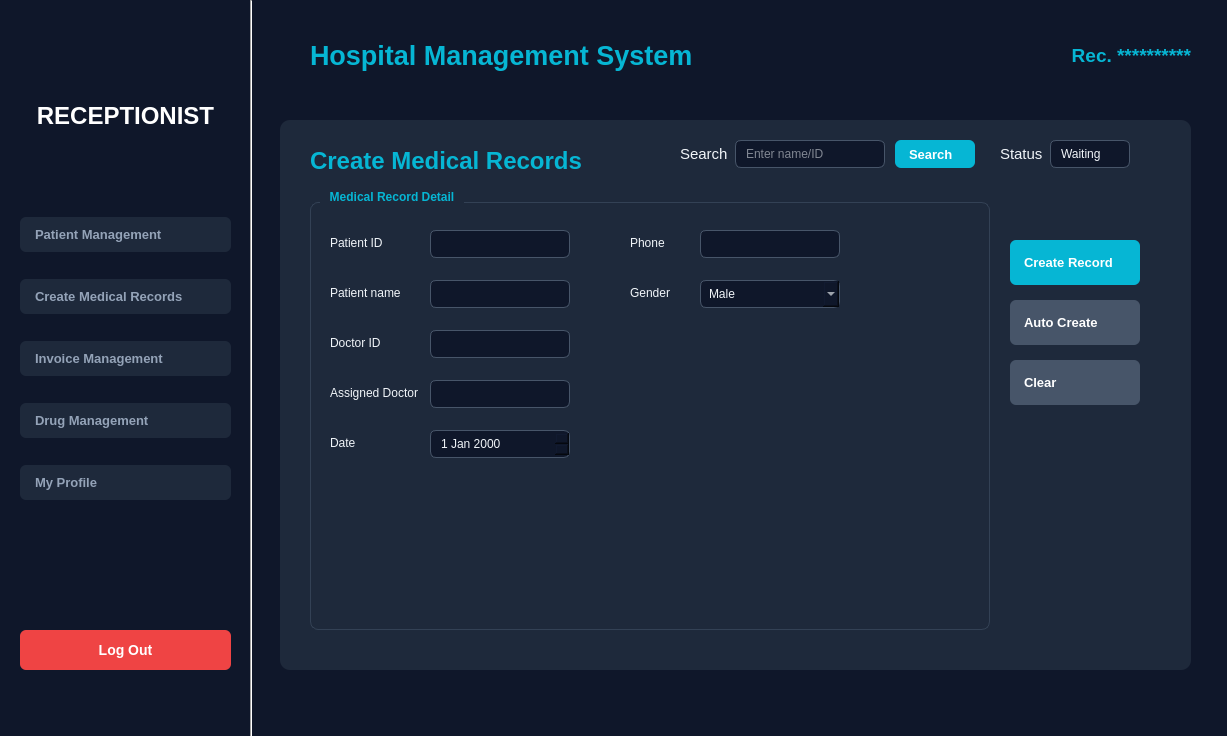
First picture: the form in ReceptionistWindow.ui, repository pvz2nghiaaa/HospitalManagement, before the edit.
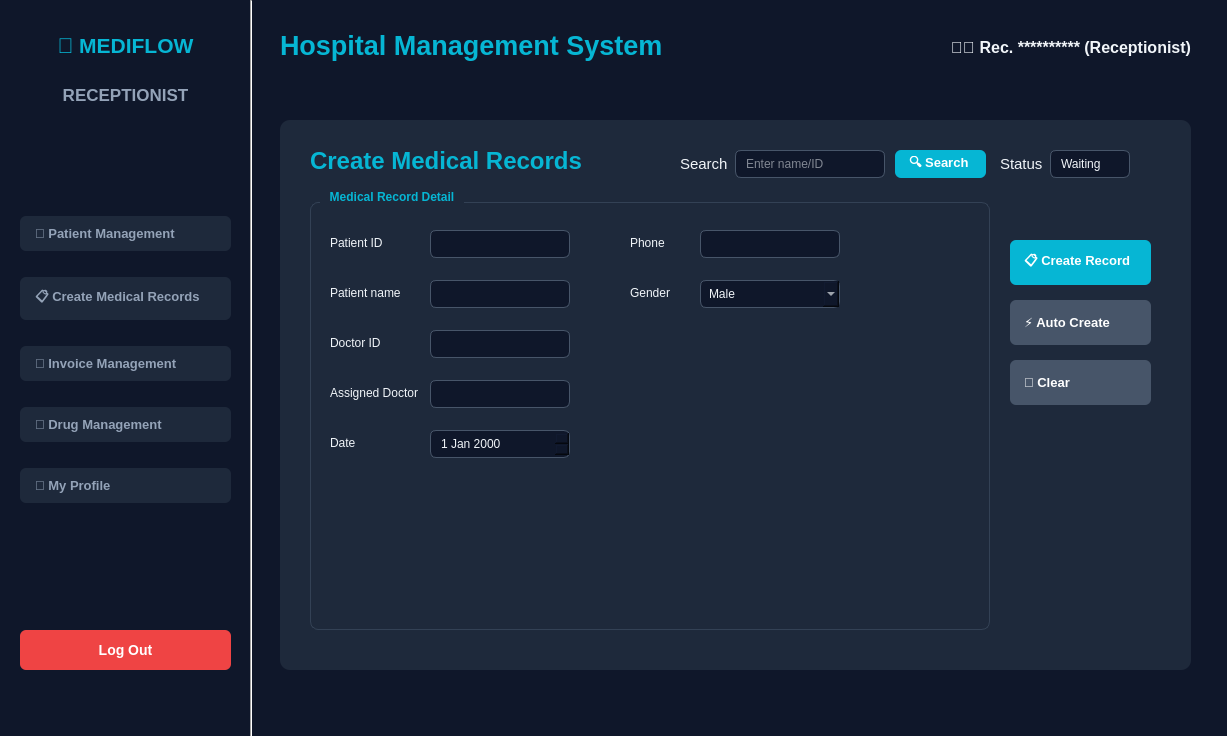
Second picture: the form after the edit. The open tabs and pages were chosen to show the change.

Commit message: add some icons to the UI (login UI not yet)

Patch:
```diff
--- a/ReceptionistWindow.ui
+++ b/ReceptionistWindow.ui
@@ -44,13 +44,38 @@
 	font-weight: bold;
 }</string>
    </property>
+   <widget class="QLabel" name="lblBrand">
+    <property name="geometry">
+     <rect>
+      <x>20</x>
+      <y>25</y>
+      <width>211</width>
+      <height>40</height>
+     </rect>
+    </property>
+    <property name="font">
+     <font>
+      <pointsize>16</pointsize>
+      <bold>true</bold>
+     </font>
+    </property>
+    <property name="styleSheet">
+     <string notr="true">color: rgb(6, 182, 212);</string>
+    </property>
+    <property name="text">
+     <string>🏥 MEDIFLOW</string>
+    </property>
+    <property name="alignment">
+     <set>Qt::AlignmentFlag::AlignCenter</set>
+    </property>
+   </widget>
    <widget class="QLabel" name="lblTitle">
     <property name="geometry">
      <rect>
-      <x>310</x>
-      <y>30</y>
+      <x>280</x>
+      <y>25</y>
       <width>471</width>
-      <height>51</height>
+      <height>40</height>
      </rect>
     </property>
     <property name="font">
@@ -97,19 +122,19 @@
     <property name="geometry">
      <rect>
       <x>20</x>
-      <y>90</y>
+      <y>75</y>
       <width>211</width>
-      <height>51</height>
+      <height>40</height>
      </rect>
     </property>
     <property name="font">
      <font>
-      <pointsize>18</pointsize>
+      <pointsize>13</pointsize>
       <bold>true</bold>
      </font>
     </property>
     <property name="styleSheet">
-     <string notr="true">color: rgb(255, 255, 255);</string>
+     <string notr="true">color: rgb(148, 163, 184);</string>
     </property>
     <property name="text">
      <string>RECEPTIONIST</string>
@@ -121,23 +146,23 @@
    <widget class="QLabel" name="lblAdmin">
     <property name="geometry">
      <rect>
-      <x>980</x>
-      <y>40</y>
-      <width>211</width>
-      <height>30</height>
+      <x>750</x>
+      <y>30</y>
+      <width>441</width>
+      <height>35</height>
      </rect>
     </property>
     <property name="font">
      <font>
-      <pointsize>14</pointsize>
+      <pointsize>12</pointsize>
       <bold>true</bold>
      </font>
     </property>
     <property name="styleSheet">
-     <string notr="true">color: rgb(6, 182, 212);</string>
+     <string notr="true">color: rgb(241, 245, 249);</string>
     </property>
     <property name="text">
-     <string>Rec. **********</string>
+     <string>👩‍💼 Rec. ********** (Receptionist)</string>
     </property>
     <property name="alignment">
      <set>Qt::AlignmentFlag::AlignRight|Qt::AlignmentFlag::AlignTrailing|Qt::AlignmentFlag::AlignVCenter</set>
@@ -159,35 +184,35 @@
      <item>
       <widget class="QPushButton" name="btnDashboard">
        <property name="text">
-        <string>Patient Management</string>
+        <string>👥 Patient Management</string>
        </property>
       </widget>
      </item>
      <item>
       <widget class="QPushButton" name="btnPatients">
        <property name="text">
-        <string>Create Medical Records</string>
+        <string>📋 Create Medical Records</string>
        </property>
       </widget>
      </item>
      <item>
       <widget class="QPushButton" name="btnPatients_2">
        <property name="text">
-        <string>Invoice Management</string>
+        <string>🧾 Invoice Management</string>
        </property>
       </widget>
      </item>
      <item>
       <widget class="QPushButton" name="btnPatients_3">
        <property name="text">
-        <string>Drug Management</string>
+        <string>💊 Drug Management</string>
        </property>
       </widget>
      </item>
      <item>
       <widget class="QPushButton" name="btnDoctors">
        <property name="text">
-        <string>My Profile</string>
+        <string>👤 My Profile</string>
        </property>
       </widget>
      </item>
@@ -550,7 +575,7 @@
        <property name="geometry">
         <rect>
          <x>400</x>
-         <y>20</y>
+         <y>30</y>
          <width>50</width>
          <height>28</height>
         </rect>
@@ -568,7 +593,7 @@
        <property name="geometry">
         <rect>
          <x>455</x>
-         <y>20</y>
+         <y>30</y>
          <width>150</width>
          <height>28</height>
         </rect>
@@ -581,20 +606,20 @@
        <property name="geometry">
         <rect>
          <x>615</x>
-         <y>20</y>
-         <width>80</width>
+         <y>30</y>
+         <width>91</width>
          <height>28</height>
         </rect>
        </property>
        <property name="text">
-        <string>Search</string>
+        <string>🔍 Search</string>
        </property>
       </widget>
       <widget class="QLabel" name="label_35">
        <property name="geometry">
         <rect>
          <x>720</x>
-         <y>20</y>
+         <y>30</y>
          <width>50</width>
          <height>28</height>
         </rect>
@@ -612,7 +637,7 @@
        <property name="geometry">
         <rect>
          <x>770</x>
-         <y>20</y>
+         <y>30</y>
          <width>80</width>
          <height>28</height>
         </rect>
@@ -816,12 +841,12 @@
         <rect>
          <x>730</x>
          <y>120</y>
-         <width>130</width>
+         <width>141</width>
          <height>45</height>
         </rect>
        </property>
        <property name="text">
-        <string>Create Record</string>
+        <string>📋 Create Record</string>
        </property>
       </widget>
       <widget class="QPushButton" name="pushButton_8">
@@ -829,12 +854,12 @@
         <rect>
          <x>730</x>
          <y>180</y>
-         <width>130</width>
+         <width>141</width>
          <height>45</height>
         </rect>
        </property>
        <property name="text">
-        <string>Auto Create</string>
+        <string>⚡ Auto Create</string>
        </property>
       </widget>
       <widget class="QPushButton" name="pushButton_6">
@@ -842,12 +867,12 @@
         <rect>
          <x>730</x>
          <y>240</y>
-         <width>130</width>
+         <width>141</width>
          <height>45</height>
         </rect>
        </property>
        <property name="text">
-        <string>Clear</string>
+        <string>🧹 Clear</string>
        </property>
       </widget>
      </widget>
```
Left out of the diff: 70 changed lines with no effect on the pictures. The commit also changes 6 other files.
